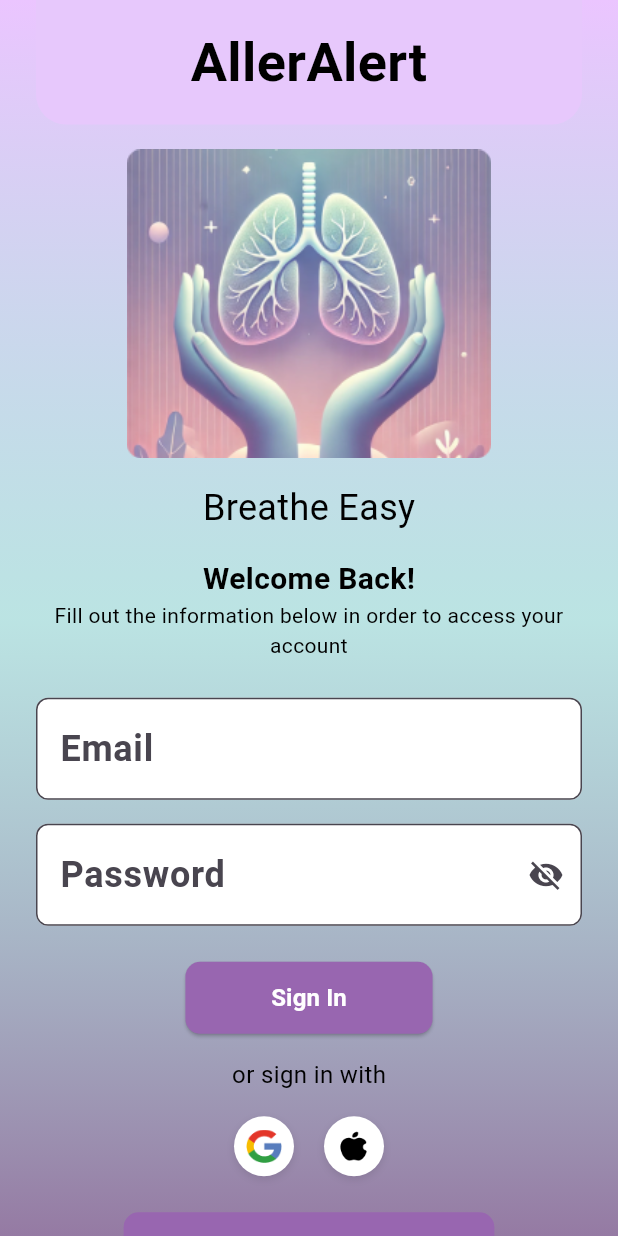
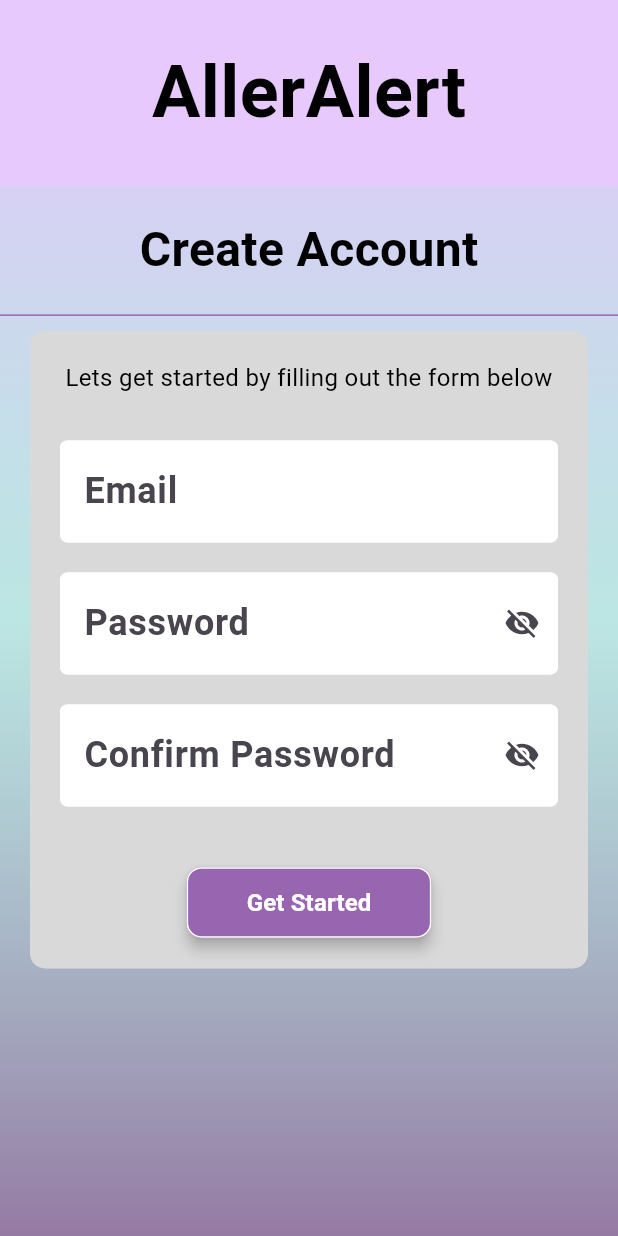
Before and after one commit to cpokala/AllerAlert, a Flutter app: the screen it shows after launch, after a tap on "Create a new account", on a phone screen of 412 x 824 dp. Run offline on Flutter 3.47's test engine with Material 3 defaults, Android fonts, the phone set to English and light mode, and no system bars.

Commit message:
Added Signup page

```diff
--- a/lib/main.dart
+++ b/lib/main.dart
@@ -1,5 +1,6 @@
 import 'package:flutter/material.dart';
 import 'screens/login_screen.dart';
+import 'screens/signup_screen.dart';
 
 void main() {
   runApp(const MyApp());
@@ -15,10 +16,15 @@ class MyApp extends StatelessWidget {
       title: 'AllerAlert',
       theme: ThemeData(
         primarySwatch: Colors.purple,
-        // Using system fonts instead of custom fonts
+        scaffoldBackgroundColor: Colors.white,
         textTheme: const TextTheme(
           displayLarge: TextStyle(
             fontSize: 48,
+            fontWeight: FontWeight.w600,
+            color: Colors.black,
+          ),
+          headlineMedium: TextStyle(
+            fontSize: 32,
             fontWeight: FontWeight.w600,
             color: Colors.black,
           ),
@@ -34,7 +40,12 @@ class MyApp extends StatelessWidget {
           ),
         ),
       ),
-      home: const LoginScreen(),
+      // Define named routes
+      routes: {
+        '/': (context) => const LoginScreen(),
+        '/signup': (context) => const SignupScreen(),
+      },
+      initialRoute: '/',
     );
   }
 }
--- a/lib/screens/login_screen.dart
+++ b/lib/screens/login_screen.dart
@@ -191,7 +191,9 @@ class _LoginScreenState extends State<LoginScreen> {
 
                     // Create Account Button
                     TextButton(
-                      onPressed: () {},
+                      onPressed: () {
+                        Navigator.pushNamed(context, '/signup');
+                      },
                       style: TextButton.styleFrom(
                         backgroundColor: const Color(0xFF9866B0),
                         minimumSize: Size(screenSize.width * 0.6, 48),
--- /dev/null
+++ b/lib/screens/signup_screen.dart
@@ -0,0 +1,246 @@
+import 'package:flutter/material.dart';
+
+class SignupScreen extends StatefulWidget {
+  const SignupScreen({super.key});
+
+  @override
+  State<SignupScreen> createState() => _SignupScreenState();
+}
+
+class _SignupScreenState extends State<SignupScreen> {
+  final _formKey = GlobalKey<FormState>();
+  final _emailController = TextEditingController();
+  final _passwordController = TextEditingController();
+  final _confirmPasswordController = TextEditingController();
+  bool _obscurePassword = true;
+  bool _obscureConfirmPassword = true;
+
+  @override
+  void dispose() {
+    _emailController.dispose();
+    _passwordController.dispose();
+    _confirmPasswordController.dispose();
+    super.dispose();
+  }
+
+  @override
+  Widget build(BuildContext context) {
+    final screenSize = MediaQuery.of(context).size;
+
+    return Scaffold(
+      body: Container(
+        width: screenSize.width,
+        height: screenSize.height,
+        decoration: const BoxDecoration(
+          gradient: LinearGradient(
+            begin: Alignment(0.00, -1.00),
+            end: Alignment(0, 1),
+            colors: [Color(0xFFEBC5FF), Color(0xAA9ADAD5), Color(0xFF957AA3)],
+          ),
+        ),
+        child: SafeArea(
+          child: SingleChildScrollView(
+            child: Column(
+              children: [
+                // Header
+                Container(
+                  width: screenSize.width,
+                  height: screenSize.height * 0.15,
+                  decoration: const BoxDecoration(
+                    color: Color(0xFFE7C9FD),
+                  ),
+                  child: const Center(
+                    child: Text(
+                      'AllerAlert',
+                      style: TextStyle(
+                        color: Colors.black,
+                        fontSize: 48,
+                        fontWeight: FontWeight.w600,
+                      ),
+                    ),
+                  ),
+                ),
+
+                // Create Account Title
+                const Padding(
+                  padding: EdgeInsets.symmetric(vertical: 20),
+                  child: Text(
+                    'Create Account',
+                    style: TextStyle(
+                      color: Colors.black,
+                      fontSize: 32,
+                      fontWeight: FontWeight.w600,
+                    ),
+                  ),
+                ),
+
+                // Divider
+                Container(
+                  width: screenSize.width,
+                  height: 1,
+                  color: const Color(0xFF9866B0),
+                ),
+
+                // Form Section
+                Container(
+                  margin: const EdgeInsets.symmetric(horizontal: 20, vertical: 10),
+                  padding: const EdgeInsets.all(20),
+                  decoration: BoxDecoration(
+                    color: const Color(0xFFD9D9D9),
+                    borderRadius: BorderRadius.circular(10),
+                  ),
+                  child: Form(
+                    key: _formKey,
+                    child: Column(
+                      crossAxisAlignment: CrossAxisAlignment.center,
+                      children: [
+                        const Text(
+                          'Lets get started by filling out the form below',
+                          textAlign: TextAlign.center,
+                          style: TextStyle(
+                            fontSize: 16,
+                            fontWeight: FontWeight.w400,
+                          ),
+                        ),
+                        const SizedBox(height: 30),
+
+                        // Email Field
+                        TextFormField(
+                          controller: _emailController,
+                          decoration: InputDecoration(
+                            hintText: 'Email',
+                            filled: true,
+                            fillColor: Colors.white,
+                            border: OutlineInputBorder(
+                              borderRadius: BorderRadius.circular(5),
+                              borderSide: BorderSide.none,
+                            ),
+                            enabledBorder: OutlineInputBorder(
+                              borderRadius: BorderRadius.circular(5),
+                              borderSide: const BorderSide(color: Colors.white),
+                            ),
+                          ),
+                          validator: (value) {
+                            if (value == null || value.isEmpty) {
+                              return 'Please enter your email';
+                            }
+                            return null;
+                          },
+                        ),
+                        const SizedBox(height: 20),
+
+                        // Password Field
+                        TextFormField(
+                          controller: _passwordController,
+                          obscureText: _obscurePassword,
+                          decoration: InputDecoration(
+                            hintText: 'Password',
+                            filled: true,
+                            fillColor: Colors.white,
+                            border: OutlineInputBorder(
+                              borderRadius: BorderRadius.circular(5),
+                              borderSide: BorderSide.none,
+                            ),
+                            enabledBorder: OutlineInputBorder(
+                              borderRadius: BorderRadius.circular(5),
+                              borderSide: const BorderSide(color: Colors.white),
+                            ),
+                            suffixIcon: IconButton(
+                              icon: Icon(
+                                _obscurePassword ? Icons.visibility_off : Icons.visibility,
+                              ),
+                              onPressed: () {
+                                setState(() {
+                                  _obscurePassword = !_obscurePassword;
+                                });
+                              },
+                            ),
+                          ),
+                          validator: (value) {
+                            if (value == null || value.isEmpty) {
+                              return 'Please enter your password';
+                            }
+                            return null;
+                          },
+                        ),
+                        const SizedBox(height: 20),
+
+                        // Confirm Password Field
+                        TextFormField(
+                          controller: _confirmPasswordController,
+                          obscureText: _obscureConfirmPassword,
+                          decoration: InputDecoration(
+                            hintText: 'Confirm Password',
+                            filled: true,
+                            fillColor: Colors.white,
+                            border: OutlineInputBorder(
+                              borderRadius: BorderRadius.circular(5),
+                              borderSide: BorderSide.none,
+                            ),
+                            enabledBorder: OutlineInputBorder(
+                              borderRadius: BorderRadius.circular(5),
+                              borderSide: const BorderSide(color: Colors.white),
+                            ),
+                            suffixIcon: IconButton(
+                              icon: Icon(
+                                _obscureConfirmPassword ? Icons.visibility_off : Icons.visibility,
+                              ),
+                              onPressed: () {
+                                setState(() {
+                                  _obscureConfirmPassword = !_obscureConfirmPassword;
+                                });
+                              },
+                            ),
+                          ),
+                          validator: (value) {
+                            if (value == null || value.isEmpty) {
+                              return 'Please confirm your password';
+                            }
+                            if (value != _passwordController.text) {
+                              return 'Passwords do not match';
+                            }
+                            return null;
+                          },
+                        ),
+                        const SizedBox(height: 40),
+
+                        // Get Started Button
+                        ElevatedButton(
+                          onPressed: () {
+                            if (_formKey.currentState!.validate()) {
+                              // TODO: Implement signup logic
+                            }
+                          },
+                          style: ElevatedButton.styleFrom(
+                            backgroundColor: const Color(0xFF9866B0),
+                            foregroundColor: Colors.white,
+                            padding: const EdgeInsets.symmetric(
+                              horizontal: 40,
+                              vertical: 12,
+                            ),
+                            shape: RoundedRectangleBorder(
+                              borderRadius: BorderRadius.circular(10),
+                              side: const BorderSide(color: Colors.white),
+                            ),
+                            elevation: 4,
+                          ),
+                          child: const Text(
+                            'Get Started',
+                            style: TextStyle(
+                              fontSize: 16,
+                              fontWeight: FontWeight.w700,
+                            ),
+                          ),
+                        ),
+                      ],
+                    ),
+                  ),
+                ),
+              ],
+            ),
+          ),
+        ),
+      ),
+    );
+  }
+}
```
